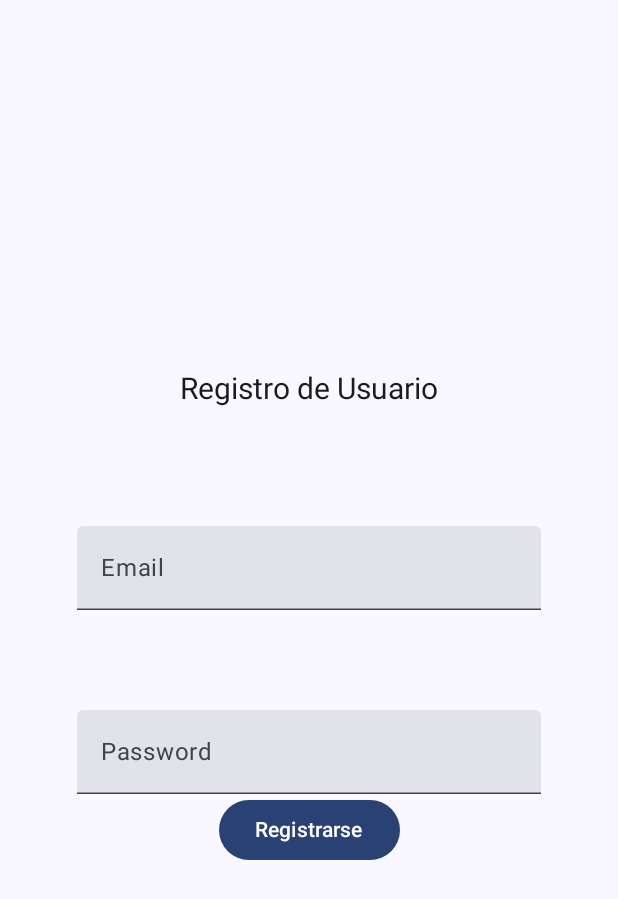
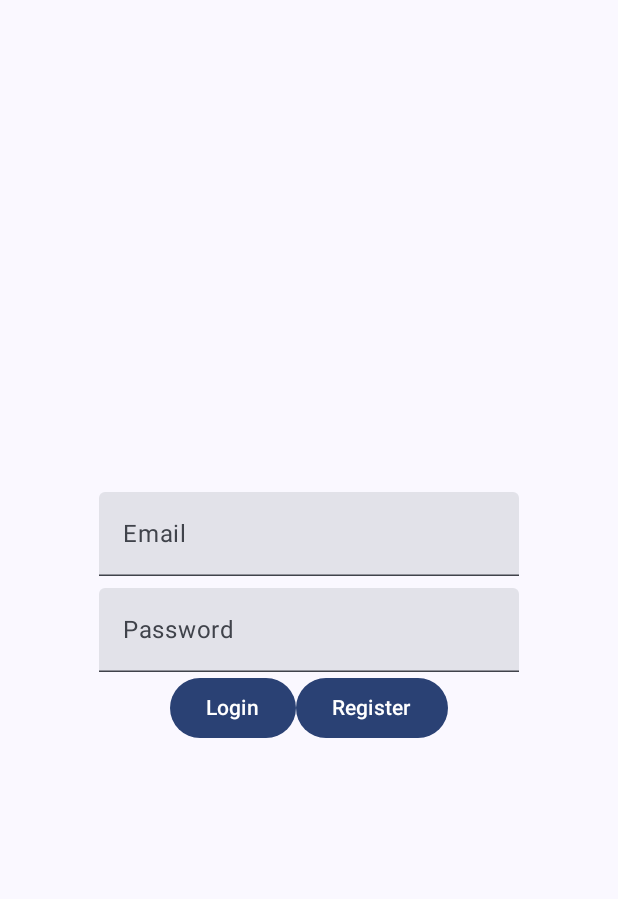
Before and after one commit to NicolasRodriguezSteuerberg/TestFirebase, an Android app built with Jetpack Compose: the screen it shows after launch (MainActivity), on a phone screen of 412 x 824 dp. Shown: the top 899 px of the screen. Run offline under Robolectric (Android 15) with nearby library versions, the phone set to English and light mode, and no system bars; our stand-ins replace Firebase (no records; nobody signed in at launch, a user with empty details on screens opened directly).

Commit message:
login creado

```diff
--- a/app/build.gradle.kts
+++ b/app/build.gradle.kts
@@ -81,8 +81,6 @@ dependencies {
     // For example, add the dependencies for Firebase Authentication and Cloud Firestore
     implementation("com.google.firebase:firebase-auth-ktx")
     implementation("com.google.firebase:firebase-firestore-ktx")
-    // firebase auth
-    implementation("com.google.firebase:firebase-auth-ktx")
 
 
     testImplementation("junit:junit:4.13.2")
--- a/app/src/main/java/com/example/testfirebase/view/Logged.kt
+++ b/app/src/main/java/com/example/testfirebase/view/Logged.kt
@@ -44,7 +44,7 @@ fun LoggedScreen(navController: NavController, viewModel: UserViewModel) {
     ) {
         Button(
             onClick = {
-                navController.navigate("registerAuth")
+                navController.navigate("login")
                 viewModel.changeConnection(data.userConnectedID.value, false)
                 FirebaseAuth.getInstance().signOut()
             }
--- a/app/src/main/java/com/example/testfirebase/view/Login.kt
+++ b/app/src/main/java/com/example/testfirebase/view/Login.kt
@@ -1,11 +1,88 @@
 package com.example.testfirebase.view
 
+import androidx.compose.foundation.layout.Arrangement
+import androidx.compose.foundation.layout.Column
+import androidx.compose.foundation.layout.Row
+import androidx.compose.foundation.layout.Spacer
+import androidx.compose.foundation.layout.fillMaxSize
+import androidx.compose.foundation.layout.fillMaxWidth
+import androidx.compose.material3.Button
+import androidx.compose.material3.Text
+import androidx.compose.material3.TextField
 import androidx.compose.runtime.Composable
+import androidx.compose.ui.Alignment
+import androidx.compose.ui.Modifier
 import androidx.navigation.NavController
-import androidx.navigation.NavHostController
+import com.example.testfirebase.data.data
 import com.example.testfirebase.viewmodel.UserViewModel
+import com.google.firebase.auth.FirebaseAuth
 
 @Composable
-fun LoginScreen(navController: NavController, viewModel: UserViewModel) {
+fun LoginScreen(navController: NavController, viewModel: UserViewModel, auth: FirebaseAuth){
+    Column(
+        modifier = Modifier.fillMaxSize(),
+        horizontalAlignment = Alignment.CenterHorizontally,
+        verticalArrangement = Arrangement.Center
+    ) {
+        TextsLogins()
+        Buttons(navController, viewModel, auth)
+    }
+}
+@Composable
+fun Buttons(navController: NavController, viewModel: UserViewModel, auth: FirebaseAuth) {
+    Row(
+        modifier = Modifier.fillMaxWidth(0.75f),
+        horizontalArrangement = Arrangement.Center
+    ) {
+        // boton login
+        Button(
+            onClick = {
+                viewModel.login(data.email.value, data.password.value, auth,navController)
+            }
+        ) {
+            Text(text = "Login")
+        }
 
+        // boton register
+        Button(
+            onClick = {
+                navController.navigate("registerAuth")
+            }
+        ) {
+            Text(text = "Register")
+        }
+    }
 }
+
+@Composable
+fun TextsLogins() {
+    Column(
+        modifier = Modifier.fillMaxWidth(0.75f),
+        horizontalAlignment = Alignment.CenterHorizontally,
+        verticalArrangement = Arrangement.Center
+    ) {
+        // texto email
+        TextField(
+            value = data.email.value,
+            onValueChange = {
+                data.email.value = it
+            },
+            placeholder = {
+                Text("Email")
+            }
+        )
+
+        Spacer(modifier = Modifier.fillMaxSize(0.01f))
+
+        // texto password
+        TextField(
+            value = data.password.value,
+            onValueChange = {
+                data.password.value = it
+            },
+            placeholder = {
+                Text("Password")
+            }
+        )
+    }
+}
--- a/app/src/main/java/com/example/testfirebase/view/NavManager.kt
+++ b/app/src/main/java/com/example/testfirebase/view/NavManager.kt
@@ -15,10 +15,10 @@ fun Nav(
     val navController = rememberNavController()
     NavHost(
         navController = navController,
-        startDestination = if(auth.currentUser != null) "logged" else "registerAuth"
+        startDestination = if(auth.currentUser != null) "logged" else "login"
     ){
         composable("login"){
-            LoginScreen(navController, viewModel)
+            LoginScreen(navController, viewModel, auth)
         }
         composable("registerAuth"){
             RegisterAuthScreen(navController, viewModel, auth)
```
Also changed, not shown: app/src/main/java/com/example/testfirebase/viewmodel/UserViewModel.kt (+25 -0 lines), 1 other file.
